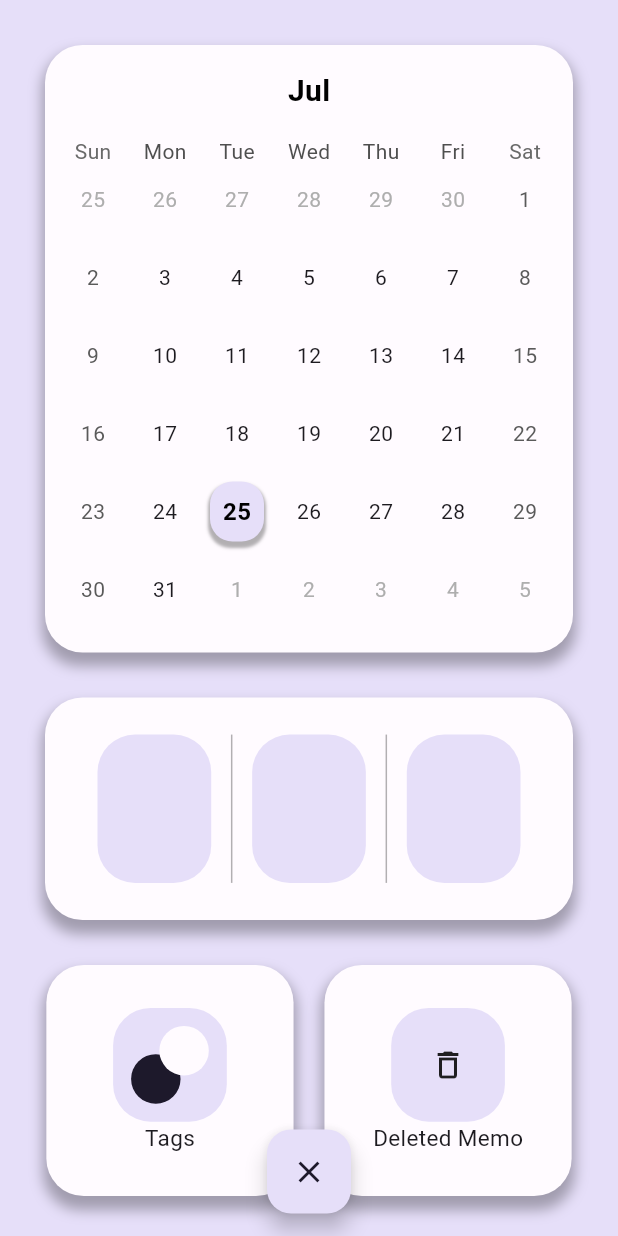
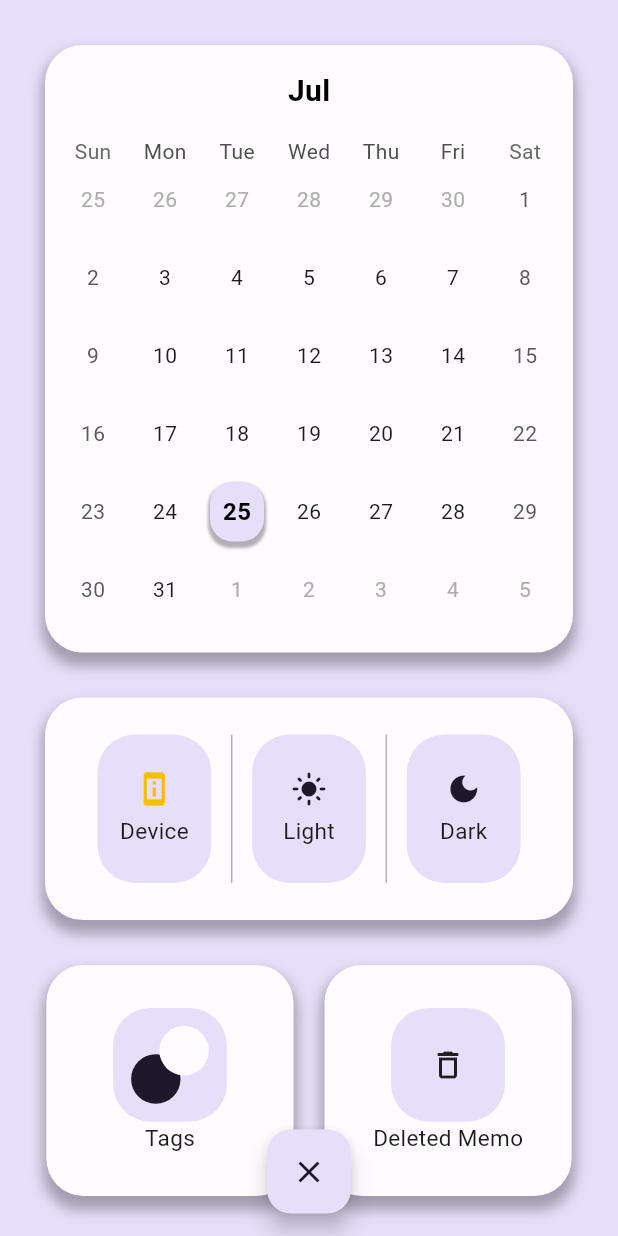
Before and after one commit to dc143cDev/memotile, a Flutter app: the screen it shows after launch, after a tap on the "arrow back ios new" icon, on a phone screen of 412 x 824 dp. Run offline on Flutter 3.47's test engine with Material 2 defaults, Android fonts, the phone set to English and light mode, and no system bars; drawn by our look-alikes of table_calendar; our stand-ins replace flutter_local_notifications, get, get_storage, sqflite, timezone; missing offline and left inert: flutter_shake_animated; accounts and stored records are empty.

Commit message:
테마 체인저 구현 완료. ui는 오버플로우 수정이 필요.

```diff
--- a/lib/app/global/palette.dart
+++ b/lib/app/global/palette.dart
@@ -6,6 +6,7 @@ import 'package:flutter/material.dart';
 
 //공통
 var memoTileText = Colors.grey[900];
+var seletedThemeIcon = Color(0xffF6BE00);
 
 //라이트모드
 var backgroundLight = Color(0xfffffbff);
--- a/lib/app/modules/home/controllers/home_controller.dart
+++ b/lib/app/modules/home/controllers/home_controller.dart
@@ -2,12 +2,48 @@ import 'package:flutter/material.dart';
 import 'package:get/get.dart';
 import 'package:intl/intl.dart';
 import 'package:get_storage/get_storage.dart';
+import 'package:flutter/scheduler.dart';
 
 import '../../../global/memo.dart';
 
 class HomeController extends GetxController
     with GetSingleTickerProviderStateMixin {
+  //home Controller part 분류.
+  //각 파트는 변수의 타입과 상관없이 기능, 혹은 페이지의 단위로 분류되었음.
+  //1.set up
+  var setUpBookMark;
+
+  //2.scroll control
+  var scrollBookMark;
+
+  //3.date
+  var dateBookMark;
+
+  //4.color
+  var colorBookMark;
+
+  //5.tags
+  var tagsBookMark;
+
+  //6.theme
+  var themeBookMark;
+
+  //7.mode
+  var modeBookMark;
+
+  //8.db
+  var dbBookMark;
+
+  //9.bottomSheet
+  var bottomSheetBookMark;
+
+  //10.animation
+  var animationBookMark;
+
   //set up part.
+  setUpPartHere() {
+    setUpBookMark = '1';
+  }
 
   //가장 중요한 변수.
   //실질적 데이터인 MemoHelper 에서 내려온 data 변수가 ui 에 표시되기 위해 여기에 담김.
@@ -27,6 +63,15 @@ class HomeController extends GetxController
   //Screen Size.
   RxDouble width = 0.0.obs;
   RxDouble height = 0.0.obs;
+
+  //스크린 사이즈 가져오기.
+  getScreenSize() {
+    width.value = Get.width;
+    height.value = Get.height;
+
+    print('Screen width: ${width.value}');
+    print('Screen height: ${height.value}');
+  }
 
   //focus node.
   FocusNode textFocus = FocusNode();
@@ -50,7 +95,11 @@ class HomeController extends GetxController
     memoDetailController.text = detailContent.value;
   }
 
-  //scroll control.
+  //scroll control part.
+  scrollPartHere() {
+    scrollBookMark = '2';
+  }
+
   var scrollController = ScrollController().obs;
   var isLoading = true.obs;
   var hasMore = false.obs;
@@ -119,6 +168,10 @@ class HomeController extends GetxController
   }
 
   //date PART
+  datePartHere() {
+    dateBookMark = '3';
+  }
+
   //날짜 정보를 받아오기 위한 RxString.
   RxString CurrentMinutes = ''.obs;
   RxString CurrentHour = ''.obs;
@@ -201,6 +254,10 @@ class HomeController extends GetxController
   }
 
   //color PART
+  colorPartHere() {
+    colorBookMark = '4';
+  }
+
   //가변적으로 변하는 RxInt 변수와, flutter ui 의 Color 를 int 로 저장할 수 있는 변수들.
   RxInt colorValue = 0.obs;
 
@@ -233,74 +290,6 @@ class HomeController extends GetxController
   int orangeValue = Color(0xfffca772).value;
   int purpleValue = Color(0xffbb9beb).value;
   int mustardValue = Color(0xfff0dc7a).value;
-
-  //theme part.
-  var themeData = Get.isDarkMode ? ThemeData.dark() : ThemeData.light();
-
-  var isDarkModeOn = false.obs;
-  RxInt darkModeDateIndicatorColor = Colors.grey.value.obs;
-  RxInt lightModeDateIndicatorColor = Colors.white.value.obs;
-
-  var backgoundColorValue = 0.obs;
-  var subColorValue = 0.obs;
-  var iconColorValue = 0.obs;
-  var textColorValue = 0.obs;
-  var shadowColorValue = 0.obs;
-
-  darkModeOn() {
-    // print('ddI: ${darkModeDateIndicatorColor.value}');
-    Get.changeTheme(ThemeData.dark());
-    isDarkModeOn.value = true;
-    // darkModeDateIndicatorColor.value = Colors.grey.value;
-    // print('ddI: ${darkModeDateIndicatorColor.value}');
-  }
-
-  //에딧모드 체크된 메모들을 가져와 for Each로 에딧 체크 콜롬에 0(false)을 넣어줌.
-  //홈뷰의 X FAB를 누를때 실행되며, 다시 메모 에딧 모드로 넘어갈때 이미 체크되어있는 상황을 방지하기 위함.
-  RxList editedMemo = [].obs;
-
-  editModeDone() async {
-    final data = await MemoHelper.getItemsByEditModeCheck();
-    await editModeDoneAnimation();
-    print('edited: ${data}');
-    editedMemo.addAll(data);
-    editedMemo.forEach((element) {
-      updateItemForEditCheckControll(element['id'], 0);
-    });
-    // isMemoTileShake.value = false;
-    // editModeCheckBoxX.value = 1.0;
-    // editModeCheckBoxY.value = 1.0;
-    editedMemo.value = [];
-    // refreshMemo();
-    print('edit mode done');
-  }
-
-  editModeCheckedItemDelete() async {
-    final data = await MemoHelper.getItemsByEditModeCheck();
-    print('edited: ${data}');
-    editedMemo.addAll(data);
-    editedMemo.forEach((element) {
-      itemToTrash(element['id']);
-    });
-    editedMemo.value = [];
-    // refreshMemo();
-    print('edit mode done');
-  }
-
-  editModeCheckedItemColorFill(color) async {
-    final data = await MemoHelper.getItemsByEditModeCheck();
-    print('edited cf: ${data}');
-    editedMemo.addAll(data);
-    editedMemo.forEach((element) {
-      updateItemForEditCheckItemColorControll(
-        element['id'],
-        color,
-      );
-    });
-    editedMemo.value = [];
-    // refreshMemo();
-    print('edit color fill');
-  }
 
   //앱 시작시 초기 컬러 가져오기.
   getDefaultColor() {
@@ -375,6 +364,14 @@ class HomeController extends GetxController
     colorValue.value = mustardValue;
   }
 
+  //tag part.
+  tagsPartHere() {
+    tagsBookMark = '5';
+  }
+
+  RxString nowTag = ''.obs;
+  final tag = GetStorage();
+
   //tags customize 시 사용될 TextField controllers
   TextEditingController redTagController = TextEditingController();
   TextEditingController tealTagController = TextEditingController();
@@ -395,7 +392,182 @@ class HomeController extends GetxController
   TextEditingController purpleTagController = TextEditingController();
   TextEditingController mustardTagController = TextEditingController();
 
+  //최초 실행시 태그 밸류 null 방지를 위한(동시에 색상 이름 표시) 메소드.
+  tagInit() {
+    tag.writeIfNull('red', 'red');
+    tag.writeIfNull('blue', 'blue');
+    tag.writeIfNull('aqua', 'aqua');
+    tag.writeIfNull('green', 'green');
+    tag.writeIfNull('pink', 'pink');
+    tag.writeIfNull('orange', 'orange');
+    tag.writeIfNull('purple', 'purple');
+    tag.writeIfNull('mustard', 'mustard');
+  }
+
+  //theme part.
+  themePartHere() {
+    themeBookMark = '6';
+  }
+
+  //현재 상태 감지에 쓰일 true, false는 dark모드를 기준으로 함.
+  final isDeviceThemeDark =
+      SchedulerBinding.instance.window.platformBrightness == Brightness.dark;
+
+  //디바이스 테마 사용. 기본값은 true. 테마를 따로 조작하면 false.
+  var useDeviceTheme = true.obs;
+  var themeData = Get.isDarkMode ? ThemeData.dark() : ThemeData.light();
+
+  var isDarkModeOn = false.obs;
+  RxInt darkModeDateIndicatorColor = Colors.grey.value.obs;
+  RxInt lightModeDateIndicatorColor = Colors.white.value.obs;
+
+  var backgoundColorValue = 0.obs;
+  var subColorValue = 0.obs;
+  var iconColorValue = 0.obs;
+  var textColorValue = 0.obs;
+  var shadowColorValue = 0.obs;
+
+  //앱 진입시 테마적용.
+  themeInit() {
+    if (isDeviceThemeDark == true) {
+      //darkModeOn()을 사용하지 않는 이유: darkModeOn()은 디바이스 테마 해제 기능도 겸하기 때문.
+      Get.changeTheme(ThemeData.dark(useMaterial3: true));
+      isDarkModeOn.value = true;
+    }
+  }
+
+  deviceThemeOn(){
+    //디바이스 사용 확인.
+    useDeviceTheme.value = true;
+    if(isDeviceThemeDark == true){
+      //darkModeOn()을 사용하지 않는 이유: darkModeOn()은 디바이스 테마 해제 기능도 겸하기 때문.
+      Get.changeTheme(ThemeData.dark(useMaterial3: true));
+      isDarkModeOn.value = true;
+    } else{
+      //이하 마찬가지.
+      Get.changeTheme(ThemeData.light(useMaterial3: true));
+      isDarkModeOn.value = false;
+    }
+  }
+
+  darkModeOn() {
+    Get.changeTheme(ThemeData.dark(useMaterial3: true));
+    isDarkModeOn.value = true;
+    //사용자가 테마를 변경하면 디바이스 테마를 사용하지 않는 것으로 간주함.
+    useDeviceTheme.value = false;
+  }
+
+  lightModeOn() {
+    Get.changeTheme(ThemeData.light(useMaterial3: true));
+    isDarkModeOn.value = false;
+    //사용자가 테마를 변경하면 디바이스 테마를 사용하지 않는 것으로 간주함.
+    useDeviceTheme.value = false;
+  }
+
+  //mode part.
+  modePartHere() {
+    modeBookMark = '7';
+  }
+
+  //검색모드 전환시 bool.
+  RxBool searchModeOn = false.obs;
+
+  //태그 모드 전환시 bool.
+  RxBool tagModeOn = false.obs;
+
+  //날짜 모드 전환시 bool.
+  RxBool dateModeOn = false.obs;
+
+  RxBool defaultModeValueOn = true.obs;
+
+  searchButtonClicked() {
+    if (searchBarController.text != '') {
+      searchModeOn.value = true;
+      tagModeOn.value = false;
+      dateModeOn.value = false;
+
+      // defaultModeOn.value = true;
+    }
+  }
+
+  tagButtonClicked() {
+    tagModeOn.value = true;
+    searchModeOn.value = false;
+    dateModeOn.value = false;
+    //
+    // defaultModeOn.value = true;
+  }
+
+  dateButtonClicked() {
+    tagModeOn.value = false;
+    searchModeOn.value = false;
+    dateModeOn.value = true;
+    //
+    // defaultModeOn.value = true;
+  }
+
+  defaultModeOn() {
+    tagModeOn.value = false;
+    searchModeOn.value = false;
+    dateModeOn.value = false;
+    isEditMode.value = false;
+    //
+    // defaultModeOn.value = true;
+    refreshMemo();
+  }
+
+  //에딧모드 체크된 메모들을 가져와 for Each로 에딧 체크 콜롬에 0(false)을 넣어줌.
+  //홈뷰의 X FAB를 누를때 실행되며, 다시 메모 에딧 모드로 넘어갈때 이미 체크되어있는 상황을 방지하기 위함.
+  RxList editedMemo = [].obs;
+
+  editModeDone() async {
+    final data = await MemoHelper.getItemsByEditModeCheck();
+    await editModeDoneAnimation();
+    print('edited: ${data}');
+    editedMemo.addAll(data);
+    editedMemo.forEach((element) {
+      updateItemForEditCheckControll(element['id'], 0);
+    });
+    // isMemoTileShake.value = false;
+    // editModeCheckBoxX.value = 1.0;
+    // editModeCheckBoxY.value = 1.0;
+    editedMemo.value = [];
+    // refreshMemo();
+    print('edit mode done');
+  }
+
+  editModeCheckedItemDelete() async {
+    final data = await MemoHelper.getItemsByEditModeCheck();
+    print('edited: ${data}');
+    editedMemo.addAll(data);
+    editedMemo.forEach((element) {
+      itemToTrash(element['id']);
+    });
+    editedMemo.value = [];
+    // refreshMemo();
+    print('edit mode done');
+  }
+
+  editModeCheckedItemColorFill(color) async {
+    final data = await MemoHelper.getItemsByEditModeCheck();
+    print('edited cf: ${data}');
+    editedMemo.addAll(data);
+    editedMemo.forEach((element) {
+      updateItemForEditCheckItemColorControll(
+        element['id'],
+        color,
+      );
+    });
+    editedMemo.value = [];
+    // refreshMemo();
+    print('edit color fill');
+  }
+
   //DB PART
+  dbPartHere() {
+    dbBookMark = '8';
+  }
+
   //새로고침.
   //MemoHelper 에서 아이템을 추가하거나 업데이트하면 실행됨.
   //최상단의 memo RxList 를 db 의 데이터를 가져온 data 내부 변수로 저장함.
@@ -597,78 +769,13 @@ class HomeController extends GetxController
     refreshMemo();
   }
 
-  //UI part(bottom sheet)
-
-  //search bar controller
-  TextEditingController searchBarController = TextEditingController();
-
-  //AppBar mode
-  //search mode
-  //검색모드 전환시 bool.
-  RxBool searchModeOn = false.obs;
-
-  //태그 모드 전환시 bool.
-  RxBool tagModeOn = false.obs;
-
-  //날짜 모드 전환시 bool.
-  RxBool dateModeOn = false.obs;
-
-  RxBool defaultModeValueOn = true.obs;
-
-  searchButtonClicked() {
-    if (searchBarController.text != '') {
-      searchModeOn.value = true;
-      tagModeOn.value = false;
-      dateModeOn.value = false;
-
-      // defaultModeOn.value = true;
-    }
+  //bottom sheet part.
+  bottomSheetPartHere() {
+    bottomSheetBookMark = '9';
   }
 
-  tagButtonClicked() {
-    tagModeOn.value = true;
-    searchModeOn.value = false;
-    dateModeOn.value = false;
-    //
-    // defaultModeOn.value = true;
-  }
-
-  dateButtonClicked() {
-    tagModeOn.value = false;
-    searchModeOn.value = false;
-    dateModeOn.value = true;
-    //
-    // defaultModeOn.value = true;
-  }
-
-  defaultModeOn() {
-    tagModeOn.value = false;
-    searchModeOn.value = false;
-    dateModeOn.value = false;
-    isEditMode.value = false;
-    //
-    // defaultModeOn.value = true;
-    refreshMemo();
-  }
-
-  RxString nowTag = ''.obs;
-
-  //storage part(get storage)
-  final tag = GetStorage();
-
-  //최초 실행시 태그 밸류 null 방지를 위한(동시에 색상 이름 표시) 메소드.
-  tagInit() {
-    tag.writeIfNull('red', 'red');
-    tag.writeIfNull('blue', 'blue');
-    tag.writeIfNull('aqua', 'aqua');
-    tag.writeIfNull('green', 'green');
-    tag.writeIfNull('pink', 'pink');
-    tag.writeIfNull('orange', 'orange');
-    tag.writeIfNull('purple', 'purple');
-    tag.writeIfNull('mustard', 'mustard');
-  }
-
-  //tileView part
+  //search bar
+  TextEditingController searchBarController = TextEditingController();
 
   //월별로 데이터 가져오기.
   RxList eventRaw = [].obs;
@@ -852,7 +959,11 @@ class HomeController extends GetxController
     // print('memo0: ${memo[0]['createdAt']}');
   }
 
-  //애니메이션 파트.
+  //animation part.
+  animationPartHere() {
+    animationBookMark = '10';
+  }
+
   RxDouble memoTilePosition = 0.0.obs;
   RxDouble editModeCheckBoxX = 1.0.obs;
   RxDouble editModeCheckBoxY = 1.0.obs;
@@ -969,7 +1080,7 @@ class HomeController extends GetxController
 
     //tags, trash view 로 넘어가는 버튼 컨테이너의 텍스트.
     //딜레이를 크게 줘서 오버플로우 방지.
-    Future.delayed(Duration(milliseconds: 500), () {
+    Future.delayed(Duration(milliseconds: 300), () {
       controlViewTextSize.value = 15;
     });
   }
@@ -979,15 +1090,6 @@ class HomeController extends GetxController
     duration: Duration(milliseconds: 500),
     animationBehavior: AnimationBehavior.normal,
   );
-
-  //스크린 사이즈 가져오기.
-  getScreenSize() {
-    width.value = Get.width;
-    height.value = Get.height;
-
-    print('Screen width: ${width.value}');
-    print('Screen height: ${height.value}');
-  }
 
   //여기서 db 를 init 하고 고정적으로 불러와야 할 값들을 가져옴.
   //초기에 불러와야 할 값들 : ui 에 표시될 날짜들, 메모 기본 색상 등.
@@ -999,6 +1101,7 @@ class HomeController extends GetxController
     await getControllPageContainer();
     await MemoHelper.db();
     await getDefaultColor();
+    await themeInit();
     await getCurrentYear();
     await getCurrentMonthMM();
     await getCurrentDay();
@@ -1008,6 +1111,8 @@ class HomeController extends GetxController
     await getTiles();
     await tagInit();
     await firstInitGetDataKey();
+
+    print('is device theme dark: ${isDeviceThemeDark}');
 
     //테마 리스너
 
--- a/lib/app/modules/home/views/control_view.dart
+++ b/lib/app/modules/home/views/control_view.dart
@@ -239,32 +239,8 @@ class ControlView extends GetView<HomeController> {
                             children: [
                               //시스템 테마.
                               InkWell(
-                                onTap: () {},
-                                child: AnimatedContainer(
-                                  curve: Curves.easeIn,
-                                  duration: Duration(milliseconds: 100),
-                                  width: controller
-                                          .controllPageShortContainerX.value *
-                                      0.46,
-                                  height: controller
-                                          .controllPageShortContainerX.value *
-                                      0.6,
-                                  decoration: BoxDecoration(
-                                    color: controller.isDarkModeOn.value == true
-                                        ? subDark
-                                        : subLight,
-                                    borderRadius: BorderRadius.circular(25),
-                                  ),
-                                ),
-                              ),
-                              verticalLine,
-                              //라이트 테마.
-                              InkWell(
                                 onTap: () {
-                                  controller.isDarkModeOn.value = false;
-                                  Get.changeTheme(
-                                    ThemeData.light(useMaterial3: true),
-                                  );
+                                  controller.deviceThemeOn();
                                 },
                                 child: AnimatedContainer(
                                   curve: Curves.easeIn,
@@ -282,20 +258,42 @@ class ControlView extends GetView<HomeController> {
                                     borderRadius: BorderRadius.circular(25),
                                   ),
                                   child: Column(
-                                    crossAxisAlignment: CrossAxisAlignment.center,
+                                    crossAxisAlignment:
+                                        CrossAxisAlignment.center,
                                     mainAxisAlignment: MainAxisAlignment.center,
-                                    children: [],
+                                    children: [
+                                      //디바이스 테마 활성화시에는 항상 노란불.
+                                      controller.useDeviceTheme.value == true ? Icon(
+                                        Icons.perm_device_info,
+                                        color: seletedThemeIcon,
+                                      ) :
+                                      Icon(
+                                        //아니라면 테마에 맞는 비활성화 아이콘 색깔로.
+                                        Icons.perm_device_info,
+                                        color: controller.isDarkModeOn.value ==
+                                                true
+                                            ? iconDark
+                                            : iconLight,
+                                      ),
+                                      SizedBox(
+                                        height: 5,
+                                      ),
+                                      Text(
+                                        'Device',
+                                        style: TextStyle(
+                                          fontSize: controller
+                                              .controlViewTextSize.value,
+                                        ),
+                                      ),
+                                    ],
                                   ),
                                 ),
                               ),
                               verticalLine,
-                              //다크 테마.
+                              //라이트 테마.
                               InkWell(
                                 onTap: () {
-                                  controller.isDarkModeOn.value = true;
-                                  Get.changeTheme(
-                                    ThemeData.dark(useMaterial3: true),
-                                  );
+                                  controller.lightModeOn();
                                 },
                                 child: AnimatedContainer(
                                   curve: Curves.easeIn,
@@ -312,9 +310,95 @@ class ControlView extends GetView<HomeController> {
                                         : subLight,
                                     borderRadius: BorderRadius.circular(25),
                                   ),
+                                  child: Column(
+                                    crossAxisAlignment:
+                                        CrossAxisAlignment.center,
+                                    mainAxisAlignment: MainAxisAlignment.center,
+                                    children: [
+                                      controller.useDeviceTheme.value == true ? Icon(
+                                        Icons.light_mode,
+                                        color: controller.isDarkModeOn.value ==
+                                            true
+                                            ? iconDark
+                                            : iconLight,
+                                      ) :
+                                      Icon(
+                                        Icons.light_mode,
+                                        color: controller.isDarkModeOn.value ==
+                                                true
+                                            ? iconDark
+                                            : seletedThemeIcon,
+                                      ),
+                                      SizedBox(
+                                        height: 5,
+                                      ),
+                                      Text(
+                                        'Light',
+                                        style: TextStyle(
+                                          fontSize: controller
+                                              .controlViewTextSize.value,
+                                        ),
+                                      ),
+                                    ],
+                                  ),
+                                ),
+                              ),
+                              verticalLine,
+                              //다크 테마.
+                              InkWell(
+                                onTap: () {
+                                  controller.darkModeOn();
+                                },
+                                child: AnimatedContainer(
+                                  curve: Curves.easeIn,
+                                  duration: Duration(milliseconds: 100),
+                                  width: controller
+                                          .controllPageShortContainerX.value *
+                                      0.46,
+                                  height: controller
+                                          .controllPageShortContainerX.value *
+                                      0.6,
+                                  decoration: BoxDecoration(
+                                    color: controller.isDarkModeOn.value == true
+                                        ? subDark
+                                        : subLight,
+                                    borderRadius: BorderRadius.circular(25),
+                                  ),
+                                  child: Column(
+                                    crossAxisAlignment:
+                                        CrossAxisAlignment.center,
+                                    mainAxisAlignment: MainAxisAlignment.center,
+                                    children: [
+                                      controller.useDeviceTheme.value == true ? Icon(
+                                        Icons.dark_mode,
+                                        color: controller.isDarkModeOn.value ==
+                                            true
+                                            ? iconDark
+                                            : iconLight,
+                                      ) :
+                                      Icon(
+                                        Icons.dark_mode,
+                                        color: controller.isDarkModeOn.value ==
+                                                false
+                                            ? iconLight
+                                            : seletedThemeIcon,
+                                      ),
+                                      SizedBox(
+                                        height: 5,
+                                      ),
+                                      Text(
+                                        'Dark',
+                                        style: TextStyle(
+                                          fontSize: controller
+                                              .controlViewTextSize.value,
+                                        ),
+                                      ),
+                                    ],
+                                  ),
                                 ),
                               ),
 
+                              //구 알람센터. 추후 업데이트로 구현할수도 있으니 남겨두기.
                               // Column(
                               //   mainAxisAlignment: MainAxisAlignment.center,
                               //   children: [
```
